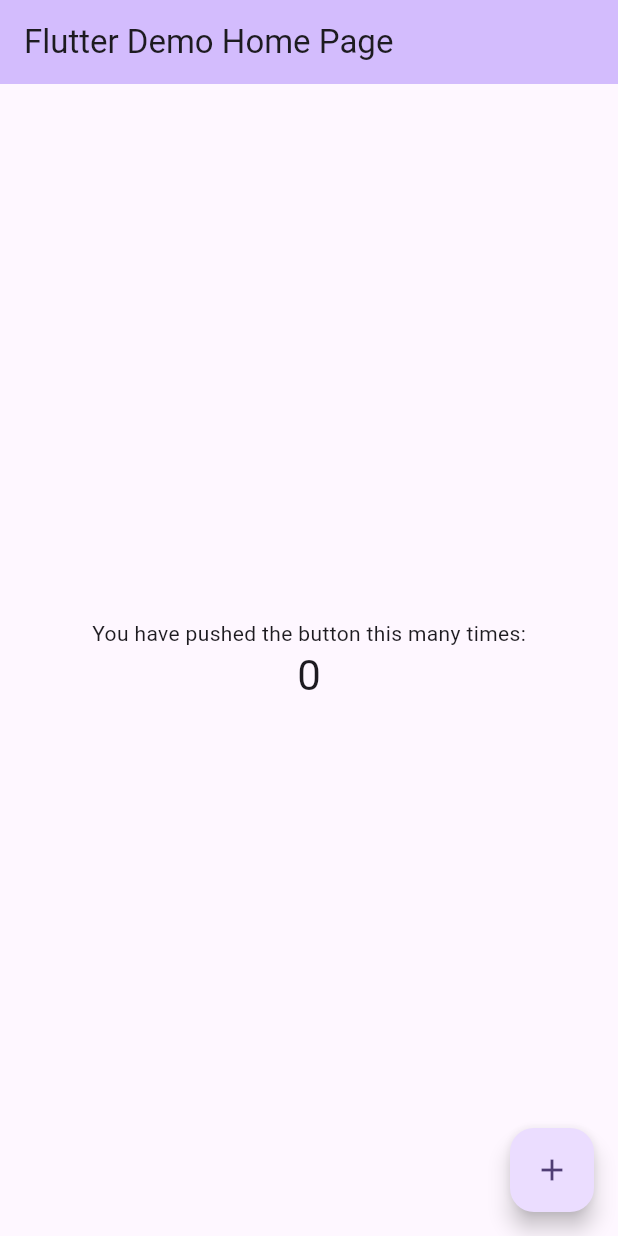
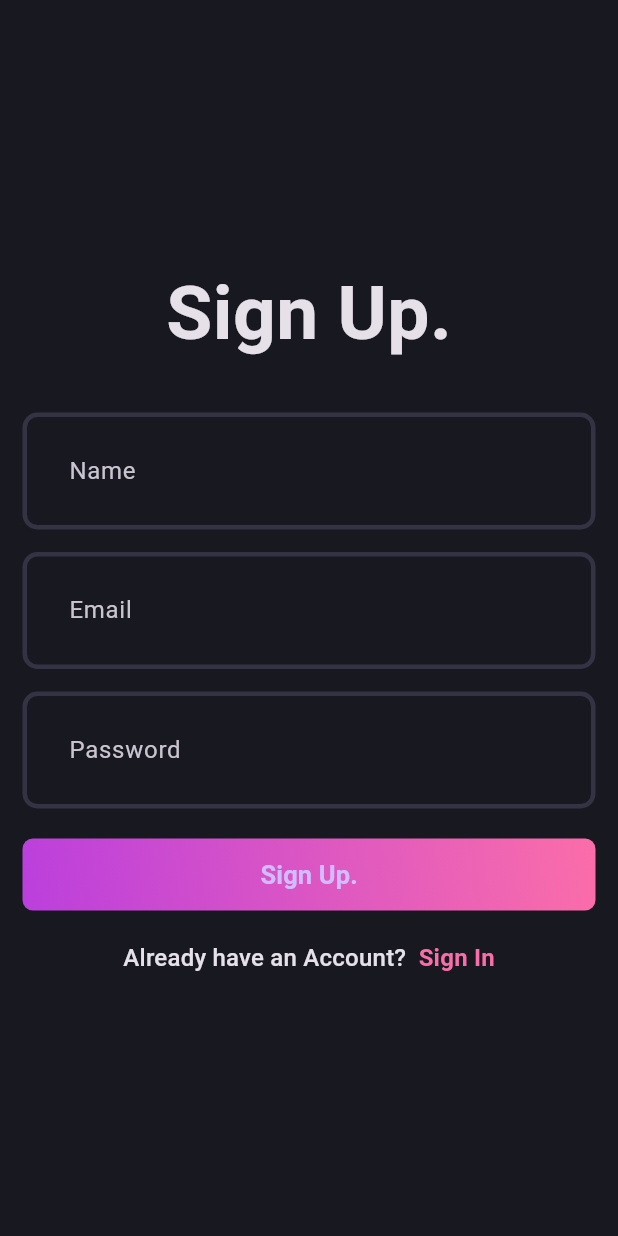
Before and after one commit to AnshChugh/blog_flutter, a Flutter app: the screen it shows after launch, on a phone screen of 412 x 824 dp. Run offline on Flutter 3.47's test engine with Material 3 defaults, Android fonts, the phone set to English and light mode, and no system bars.

Commit message:
set up UI for Sign Up page

```diff
--- /dev/null
+++ b/lib/core/theme/app_pellete.dart
@@ -0,0 +1,13 @@
+import 'package:flutter/material.dart';
+
+class AppPallete {
+  static const Color backgroundColor = Color.fromRGBO(24, 24, 32, 1);
+  static const Color gradient1 = Color.fromRGBO(187, 63, 221, 1);
+  static const Color gradient2 = Color.fromRGBO(251, 109, 169, 1);
+  static const Color gradient3 = Color.fromRGBO(255, 159, 124, 1);
+  static const Color borderColor = Color.fromRGBO(52, 51, 67, 1);
+  static const Color whiteColor = Colors.white;
+  static const Color greyColor = Colors.grey;
+  static const Color errorColor = Colors.redAccent;
+  static const Color transparentColor = Colors.transparent;
+}
--- /dev/null
+++ b/lib/core/theme/theme.dart
@@ -0,0 +1,19 @@
+import 'package:blog_flutter/core/theme/app_pellete.dart';
+import 'package:flutter/material.dart';
+
+class AppTheme {
+  static _border([Color color = AppPallete.borderColor]) => OutlineInputBorder(
+        borderSide: BorderSide(
+          color: color,
+          width: 3,
+        ),
+        borderRadius: BorderRadius.circular(10),
+      );
+  static final darkThemeMode = ThemeData.dark().copyWith(
+    scaffoldBackgroundColor: AppPallete.backgroundColor,
+    inputDecorationTheme: InputDecorationTheme(
+        contentPadding: const EdgeInsets.all(27),
+        enabledBorder: _border(),
+        focusedBorder: _border(AppPallete.gradient2)),
+  );
+}
--- /dev/null
+++ b/lib/features/auth/presentation/pages/signup_page.dart
@@ -0,0 +1,65 @@
+import 'package:blog_flutter/core/theme/app_pellete.dart';
+import 'package:blog_flutter/features/auth/presentation/widgets/auth_field.dart';
+import 'package:blog_flutter/features/auth/presentation/widgets/auth_gradient_button.dart';
+import 'package:flutter/material.dart';
+import 'package:flutter/widgets.dart';
+
+class SignupPage extends StatefulWidget {
+  const SignupPage({super.key});
+
+  @override
+  State<SignupPage> createState() => _SignupPageState();
+}
+
+class _SignupPageState extends State<SignupPage> {
+  @override
+  Widget build(BuildContext context) {
+    return Scaffold(
+      body: Padding(
+        padding: const EdgeInsets.all(15.0),
+        child: Column(
+          mainAxisAlignment: MainAxisAlignment.center,
+          children: [
+            const Text(
+              'Sign Up.',
+              style: TextStyle(fontSize: 50, fontWeight: FontWeight.bold),
+            ),
+            const SizedBox(
+              height: 30,
+            ),
+            const AuthField(hintText: 'Name'),
+            const SizedBox(
+              height: 15,
+            ),
+            const AuthField(hintText: 'Email'),
+            const SizedBox(
+              height: 15,
+            ),
+            const AuthField(
+              hintText: 'Password',
+              isPass: true,
+            ),
+            const SizedBox(
+              height: 20,
+            ),
+            const AuthGradientButton(),
+            const SizedBox(
+              height: 20,
+            ),
+            RichText(
+                text: TextSpan(
+                    text: 'Already have an Account?  ',
+                    style: Theme.of(context).textTheme.titleMedium,
+                    children: [
+                  TextSpan(
+                      text: 'Sign In',
+                      style: Theme.of(context).textTheme.titleMedium?.copyWith(
+                          color: AppPallete.gradient2,
+                          fontWeight: FontWeight.bold))
+                ])),
+          ],
+        ),
+      ),
+    );
+  }
+}
--- /dev/null
+++ b/lib/features/auth/presentation/widgets/auth_field.dart
@@ -0,0 +1,14 @@
+import 'package:flutter/material.dart';
+
+class AuthField extends StatelessWidget {
+  const AuthField({super.key, required this.hintText, this.isPass = false});
+  final String hintText;
+  final bool isPass;
+  @override
+  Widget build(BuildContext context) {
+    return TextFormField(
+      decoration: InputDecoration(label: Text(hintText)),
+      obscureText: isPass,
+    );
+  }
+}
--- /dev/null
+++ b/lib/features/auth/presentation/widgets/auth_gradient_button.dart
@@ -0,0 +1,29 @@
+import 'package:blog_flutter/core/theme/app_pellete.dart';
+import 'package:flutter/material.dart';
+
+class AuthGradientButton extends StatelessWidget {
+  const AuthGradientButton({super.key});
+
+  @override
+  Widget build(BuildContext context) {
+    return Container(
+      decoration: BoxDecoration(
+          gradient: const LinearGradient(
+              begin: Alignment.bottomLeft,
+              end: Alignment.topRight,
+              colors: [AppPallete.gradient1, AppPallete.gradient2]),
+          borderRadius: BorderRadius.circular(7)),
+      child: ElevatedButton(
+        onPressed: () {},
+        style: ElevatedButton.styleFrom(
+            fixedSize: const Size(395, 35),
+            backgroundColor: AppPallete.transparentColor,
+            shadowColor: AppPallete.transparentColor),
+        child: const Text(
+          'Sign Up.',
+          style: TextStyle(fontSize: 17, fontWeight: FontWeight.w600),
+        ),
+      ),
+    );
+  }
+}
--- a/lib/main.dart
+++ b/lib/main.dart
@@ -1,3 +1,5 @@
+import 'package:blog_flutter/core/theme/theme.dart';
+import 'package:blog_flutter/features/auth/presentation/pages/signup_page.dart';
 import 'package:flutter/material.dart';
 
 void main() {
@@ -7,119 +9,13 @@ void main() {
 class MyApp extends StatelessWidget {
   const MyApp({super.key});
 
-  // This widget is the root of your application.
   @override
   Widget build(BuildContext context) {
     return MaterialApp(
       title: 'Flutter Demo',
-      theme: ThemeData(
-        // This is the theme of your application.
-        //
-        // TRY THIS: Try running your application with "flutter run". You'll see
-        // the application has a purple toolbar. Then, without quitting the app,
-        // try changing the seedColor in the colorScheme below to Colors.green
-        // and then invoke "hot reload" (save your changes or press the "hot
-        // reload" button in a Flutter-supported IDE, or press "r" if you used
-        // the command line to start the app).
-        //
-        // Notice that the counter didn't reset back to zero; the application
-        // state is not lost during the reload. To reset the state, use hot
-        // restart instead.
-        //
-        // This works for code too, not just values: Most code changes can be
-        // tested with just a hot reload.
-        colorScheme: ColorScheme.fromSeed(seedColor: Colors.deepPurple),
-        useMaterial3: true,
-      ),
-      home: const MyHomePage(title: 'Flutter Demo Home Page'),
+      debugShowCheckedModeBanner: false,
+      theme: AppTheme.darkThemeMode,
+      home: const SignupPage(),
     );
   }
 }
-
-class MyHomePage extends StatefulWidget {
-  const MyHomePage({super.key, required this.title});
-
-  // This widget is the home page of your application. It is stateful, meaning
-  // that it has a State object (defined below) that contains fields that affect
-  // how it looks.
-
-  // This class is the configuration for the state. It holds the values (in this
-  // case the title) provided by the parent (in this case the App widget) and
-  // used by the build method of the State. Fields in a Widget subclass are
-  // always marked "final".
-
-  final String title;
-
-  @override
-  State<MyHomePage> createState() => _MyHomePageState();
-}
-
-class _MyHomePageState extends State<MyHomePage> {
-  int _counter = 0;
-
-  void _incrementCounter() {
-    setState(() {
-      // This call to setState tells the Flutter framework that something has
-      // changed in this State, which causes it to rerun the build method below
-      // so that the display can reflect the updated values. If we changed
-      // _counter without calling setState(), then the build method would not be
-      // called again, and so nothing would appear to happen.
-      _counter++;
-    });
-  }
-
-  @override
-  Widget build(BuildContext context) {
-    // This method is rerun every time setState is called, for instance as done
-    // by the _incrementCounter method above.
-    //
-    // The Flutter framework has been optimized to make rerunning build methods
-    // fast, so that you can just rebuild anything that needs updating rather
-    // than having to individually change instances of widgets.
-    return Scaffold(
-      appBar: AppBar(
-        // TRY THIS: Try changing the color here to a specific color (to
-        // Colors.amber, perhaps?) and trigger a hot reload to see the AppBar
-        // change color while the other colors stay the same.
-        backgroundColor: Theme.of(context).colorScheme.inversePrimary,
-        // Here we take the value from the MyHomePage object that was created by
-        // the App.build method, and use it to set our appbar title.
-        title: Text(widget.title),
-      ),
-      body: Center(
-        // Center is a layout widget. It takes a single child and positions it
-        // in the middle of the parent.
-        child: Column(
-          // Column is also a layout widget. It takes a list of children and
-          // arranges them vertically. By default, it sizes itself to fit its
-          // children horizontally, and tries to be as tall as its parent.
-          //
-          // Column has various properties to control how it sizes itself and
-          // how it positions its children. Here we use mainAxisAlignment to
-          // center the children vertically; the main axis here is the vertical
-          // axis because Columns are vertical (the cross axis would be
-          // horizontal).
-          //
-          // TRY THIS: Invoke "debug painting" (choose the "Toggle Debug Paint"
-          // action in the IDE, or press "p" in the console), to see the
-          // wireframe for each widget.
-          mainAxisAlignment: MainAxisAlignment.center,
-          children: <Widget>[
-            const Text(
-              'You have pushed the button this many times:',
-            ),
-            Text(
-              '$_counter',
-              style: Theme.of(context).textTheme.headlineMedium,
-            ),
-          ],
-        ),
-      ),
-      floatingActionButton: FloatingActionButton(
-        onPressed: _incrementCounter,
-        tooltip: 'Increment',
-        child: const Icon(Icons.add),
-      ), // This trailing comma makes auto-formatting nicer for build methods.
-    );
-  }
-}
```
Also changed, not shown: 1 other file.
